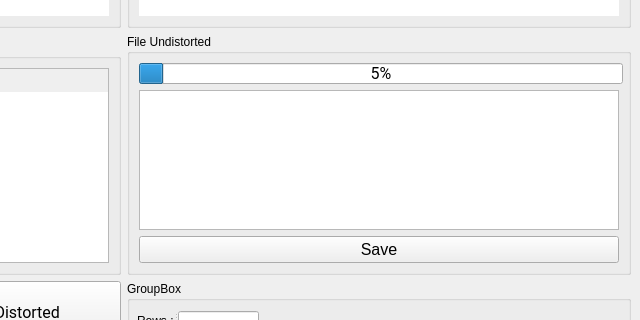
Before: the Qt Designer form GUI_TA.ui in YapZanan/MayaTugasAkhir, drawn with Qt 5; both pictures show x 392 to 1032 and y 504 to 824 of the 1032 by 950 pixel window.
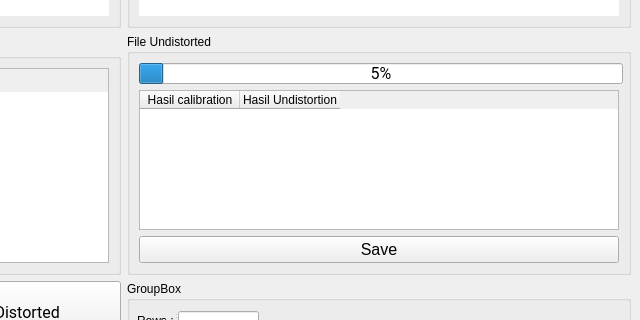
After: the same form once the commit is applied.

```diff
--- a/GUI_TA.ui
+++ b/GUI_TA.ui
@@ -190,7 +190,18 @@
         </widget>
        </item>
        <item>
-        <widget class="QTableWidget" name="tableWidget_File_Undistortion"/>
+        <widget class="QTableWidget" name="tableWidget_File_Undistortion">
+         <column>
+          <property name="text">
+           <string>Hasil calibration</string>
+          </property>
+         </column>
+         <column>
+          <property name="text">
+           <string>Hasil Undistortion</string>
+          </property>
+         </column>
+        </widget>
        </item>
        <item>
         <widget class="QPushButton" name="pushButton_Save">
```
Left out of the diff: 50 changed lines with no effect on the pictures.
